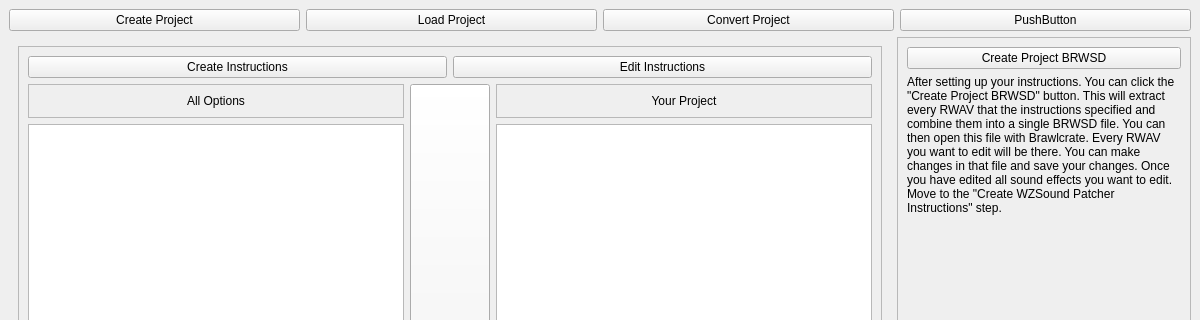
First picture: the form in GUI/form.ui, repository RayStormThunder/wzsound_patcher_instructions, before the edit; both pictures show x 0 to 1200 and y 0 to 320 of the 1200 by 800 pixel window.
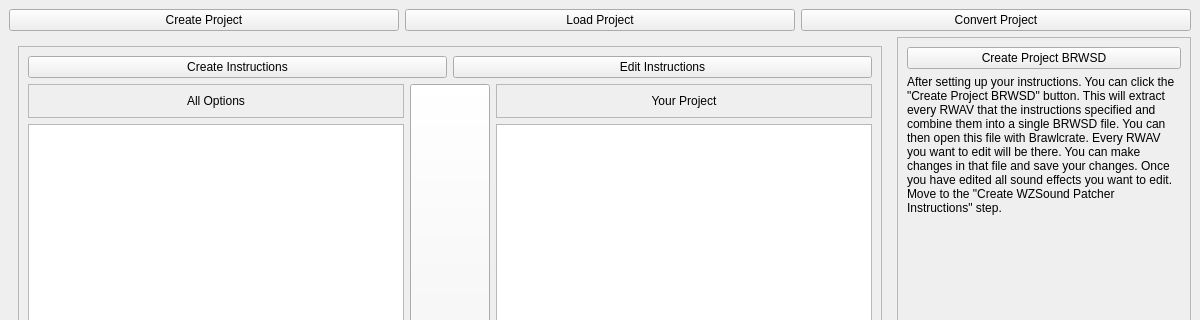
Second picture: the form after the edit.

```diff
--- a/GUI/form.ui
+++ b/GUI/form.ui
@@ -40,13 +40,6 @@
           </property>
          </widget>
         </item>
-        <item>
-         <widget class="QPushButton" name="pushButton">
-          <property name="text">
-           <string>PushButton</string>
-          </property>
-         </widget>
-        </item>
        </layout>
       </item>
       <item>
```
